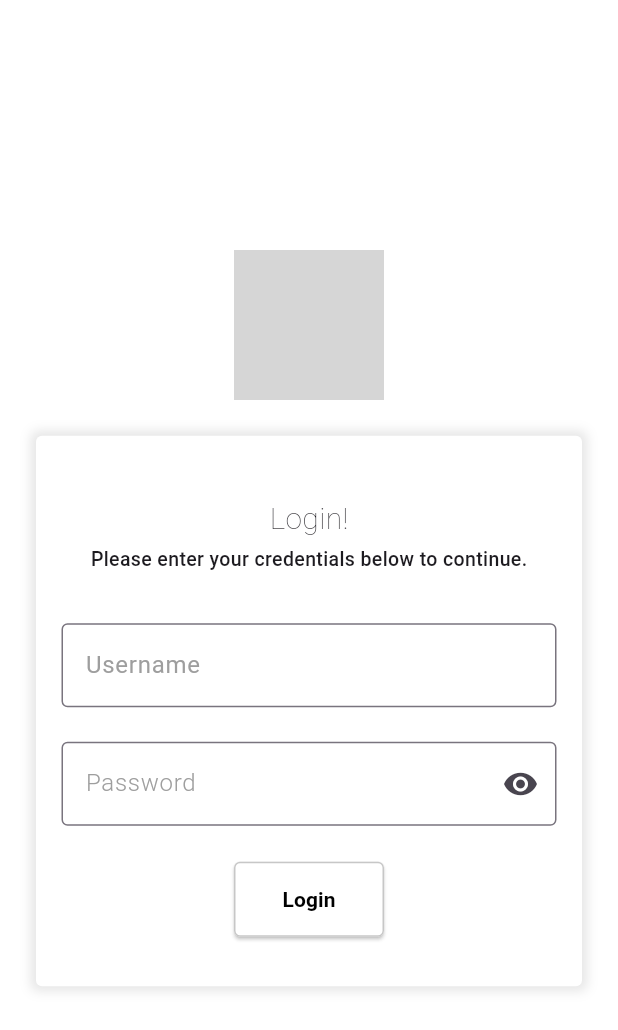
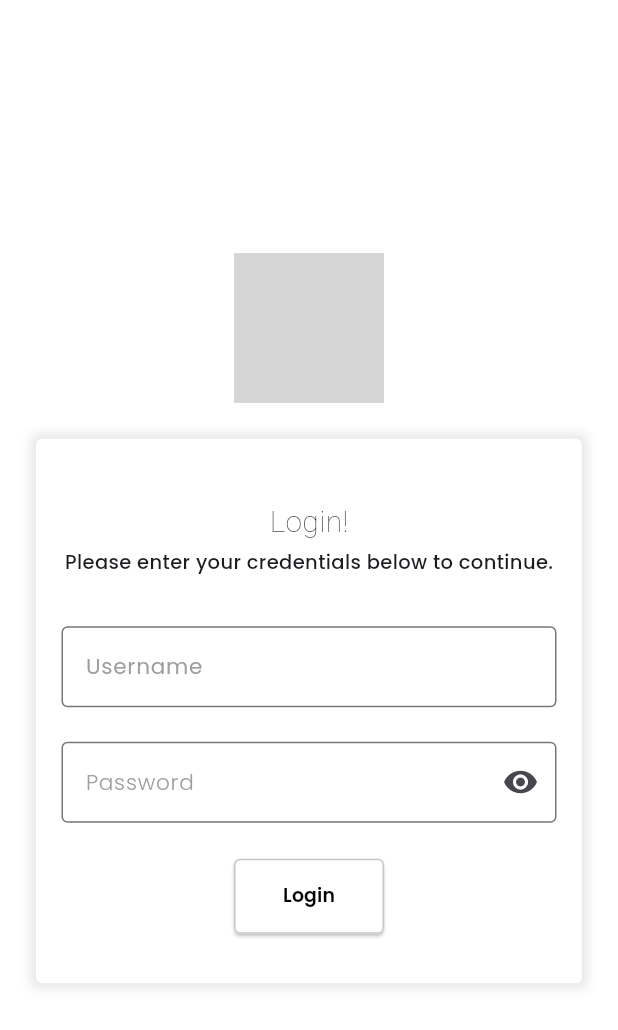
Before and after one commit to thereallexluttor/Orderly_v0.1, a Flutter app: the screen it shows after launch, on a phone screen of 412 x 824 dp. Shown: the top 1030 px of the screen. Run offline on Flutter 3.47's test engine with Material 3 defaults, Android fonts, the phone set to English and light mode, and no system bars; our stand-ins replace cached_network_image, flutter_dotenv, image_picker, supabase_flutter; accounts and stored records are empty; grey boxes are pictures that could not be loaded.

Commit message:
text modification

```diff
--- /dev/null
+++ b/lib/core/theme/app_theme.dart
@@ -0,0 +1,44 @@
+import 'package:flutter/material.dart';
+
+class AppTheme {
+  static ThemeData get lightTheme {
+    // Define base font sizes
+    const double scaleFactor = 0.9;
+
+    return ThemeData(
+      fontFamily: 'Poppins',
+      textTheme: TextTheme(
+        displayLarge: const TextStyle(fontFamily: 'Poppins')
+            .copyWith(fontSize: 96 * scaleFactor),
+        displayMedium: const TextStyle(fontFamily: 'Poppins')
+            .copyWith(fontSize: 60 * scaleFactor),
+        displaySmall: const TextStyle(fontFamily: 'Poppins')
+            .copyWith(fontSize: 48 * scaleFactor),
+        headlineLarge: const TextStyle(fontFamily: 'Poppins')
+            .copyWith(fontSize: 40 * scaleFactor),
+        headlineMedium: const TextStyle(fontFamily: 'Poppins')
+            .copyWith(fontSize: 34 * scaleFactor),
+        headlineSmall: const TextStyle(fontFamily: 'Poppins')
+            .copyWith(fontSize: 24 * scaleFactor),
+        titleLarge: const TextStyle(fontFamily: 'Poppins')
+            .copyWith(fontSize: 20 * scaleFactor),
+        titleMedium: const TextStyle(fontFamily: 'Poppins')
+            .copyWith(fontSize: 16 * scaleFactor),
+        titleSmall: const TextStyle(fontFamily: 'Poppins')
+            .copyWith(fontSize: 14 * scaleFactor),
+        bodyLarge: const TextStyle(fontFamily: 'Poppins')
+            .copyWith(fontSize: 16 * scaleFactor),
+        bodyMedium: const TextStyle(fontFamily: 'Poppins')
+            .copyWith(fontSize: 14 * scaleFactor),
+        bodySmall: const TextStyle(fontFamily: 'Poppins')
+            .copyWith(fontSize: 12 * scaleFactor),
+        labelLarge: const TextStyle(fontFamily: 'Poppins')
+            .copyWith(fontSize: 14 * scaleFactor),
+        labelMedium: const TextStyle(fontFamily: 'Poppins')
+            .copyWith(fontSize: 12 * scaleFactor),
+        labelSmall: const TextStyle(fontFamily: 'Poppins')
+            .copyWith(fontSize: 11 * scaleFactor),
+      ),
+    );
+  }
+}
--- a/lib/data/models/user_model.dart
+++ b/lib/data/models/user_model.dart
@@ -2,12 +2,9 @@ import '../../domain/entities/user_entity.dart';
 
 class UserModel extends UserEntity {
   UserModel({
-    required String userId,
-    required String password,
-  }) : super(
-          userId: userId,
-          password: password,
-        );
+    required super.userId,
+    required super.password,
+  });
 
   factory UserModel.fromJson(Map<String, dynamic> json) {
     return UserModel(
--- a/lib/main.dart
+++ b/lib/main.dart
@@ -3,6 +3,7 @@ import 'package:orderly/presentation/screens/login.dart';
 import 'package:supabase_flutter/supabase_flutter.dart';
 import 'package:flutter_dotenv/flutter_dotenv.dart';
 import 'presentation/screens/home/homepage.dart';
+import 'core/theme/app_theme.dart';
 
 void main() async {
   WidgetsFlutterBinding.ensureInitialized();
@@ -25,6 +26,7 @@ class MyApp extends StatelessWidget {
   @override
   Widget build(BuildContext context) {
     return MaterialApp(
+      theme: AppTheme.lightTheme,
       debugShowCheckedModeBanner:
           false, // Desactiva el banner de debug en los dispositivos móviles
       home:
--- a/lib/presentation/screens/home/components/sidebar.dart
+++ b/lib/presentation/screens/home/components/sidebar.dart
@@ -14,7 +14,7 @@ class Sidebar extends StatelessWidget {
   @override
   Widget build(BuildContext context) {
     return Container(
-      width: 67,
+      width: 77,
       decoration: const BoxDecoration(
         color: Colors.black87,
         borderRadius: BorderRadius.only(
--- a/pubspec.yaml
+++ b/pubspec.yaml
@@ -38,3 +38,9 @@ flutter:
     - family: Roboto
       fonts:
         - asset: lib\assets\fonts\Roboto-Medium.ttf
+    - family: Poppins
+      fonts:
+        - asset: lib\assets\fonts\Poppins-Medium.ttf
+    - family: Poppins-Italic
+      fonts:
+        - asset: lib\assets\fonts\Poppins-MediumItalic.ttf
```
Also changed, not shown: lib/assets/fonts/Poppins/OFL.txt (added, +93 -0 lines), lib/presentation/screens/menu/components/category_items_content.dart (+2 -5 lines), lib/presentation/screens/menu/menu_screen.dart (+4 -4 lines), 1 other file.
